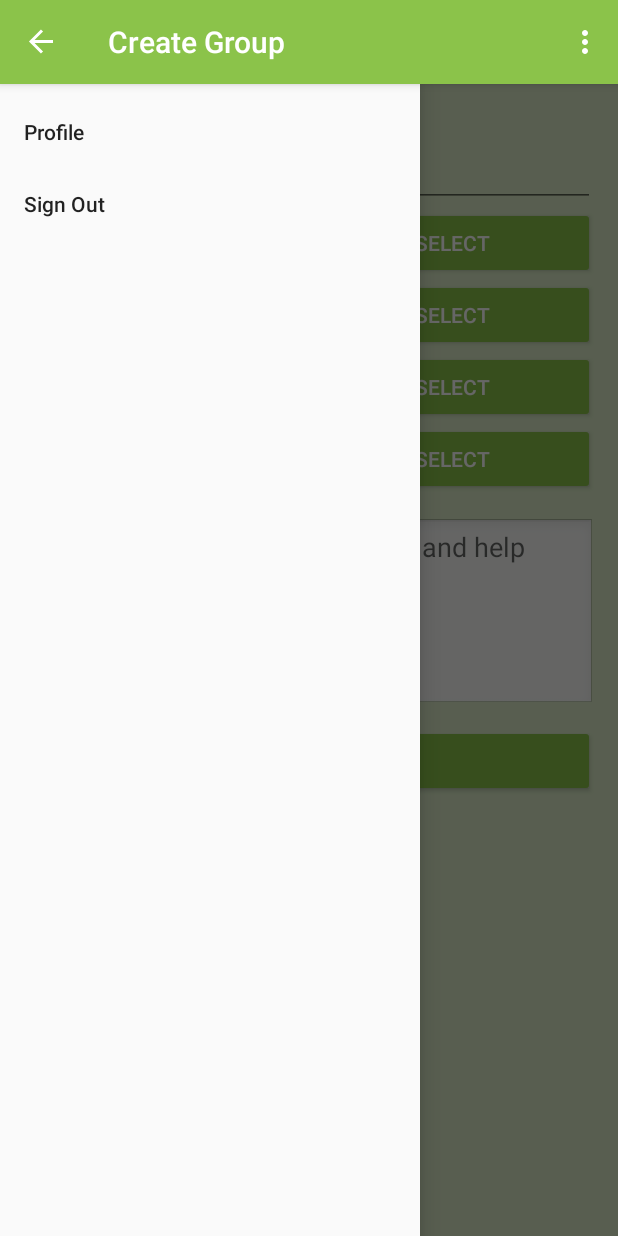
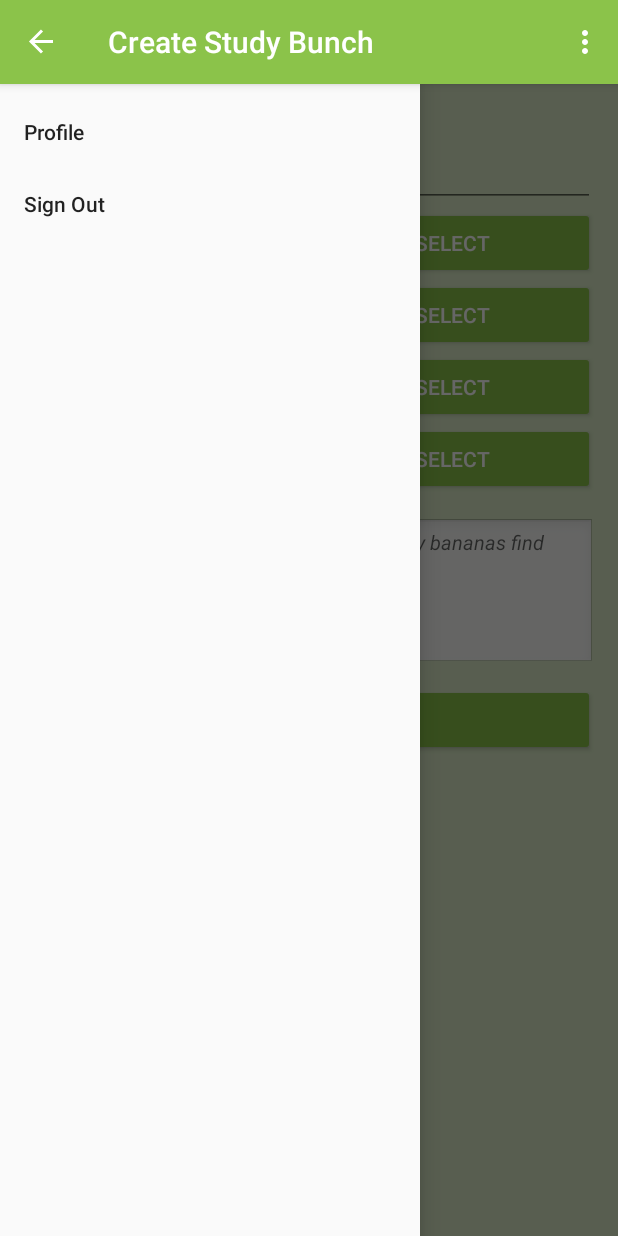
Before and after one commit to chris1625/StudyBananas, an Android app: the fragment CreateGroupFragment placed in its activity, with the side drawer open, on a phone screen of 412 x 824 dp. Run offline under Robolectric (Android 15) with nearby library versions, the phone set to English and light mode, and no system bars; our stand-ins replace Firebase (no records; nobody signed in at launch, a user with empty details on screens opened directly); 17 statements that could not run were skipped.

Commit message:
changed some features to be banana themed

```diff
--- a/app/src/main/res/layout/fragment_create_group.xml
+++ b/app/src/main/res/layout/fragment_create_group.xml
@@ -163,6 +163,8 @@
                 android:ems="10"
                 android:id="@+id/description_text"
                 android:hint="@string/description_hint"
+                android:textStyle="italic"
+                android:textSize="6pt"
                 android:background="@android:drawable/edit_text" />
 
             <android.support.v7.widget.AppCompatButton
--- a/app/src/main/res/layout/fragment_join_group.xml
+++ b/app/src/main/res/layout/fragment_join_group.xml
@@ -50,6 +50,6 @@
             android:layout_margin="20dp"
             android:gravity="center_vertical|center_horizontal"
             android:textSize="18sp"
-            android:text="Add a class to view available groups"/>
+            android:text="Add a class to view available bunches"/>
     </LinearLayout>
 </LinearLayout>
--- a/app/src/main/res/values/strings.xml
+++ b/app/src/main/res/values/strings.xml
@@ -39,9 +39,9 @@
     <string name="cancel">Cancel</string>
     <string name="open">Open</string>
     <string name="close">Close</string>
-    <string name="create_group">Create Group</string>
-    <string name="join_group">Join Group</string>
-    <string name="main_activity_title">Join or Create a Group</string>
+    <string name="create_group">Create Study Bunch</string>
+    <string name="join_group">Join Study Bunch</string>
+    <string name="main_activity_title">Join or Create a Bunch</string>
     <string name="profile">Profile</string>
     <string name="sign_out">Sign Out</string>
     <string name="first_name">First Name</string>
@@ -52,22 +52,22 @@
     <string name="start_time">"Start Time: "</string>
     <string name="end_time">"End Time: "</string>
     <string name="select">Select</string>
-    <string name="max_members">Max Members: </string>
+    <string name="max_members">Max Study Bananas: </string>
     <string name="location">"LOCATION: "</string>
-    <string name="description_hint">"Describe what you are studying and help people find you in this box"</string>
+    <string name="description_hint">"What are you studying? How can other study bananas find you?"</string>
     <string name="title_activity_settings">Settings</string>
-    <string name="leave_group">Leave Group</string>
-    <string name="disband_group">Disband Group</string>
+    <string name="leave_group">Leave Bunch</string>
+    <string name="disband_group">Disband Bunch</string>
     <string name="description">Description</string>
-    <string name="members">Members</string>
+    <string name="members">Study Bananas</string>
     <string name="max_members_hint"><font size="8">Max Members</font></string>
     <string name="time_separator">" - "</string>
     <string name="kick_member">Kick</string>
     <string name="group_management">Group Management</string>
-    <string name="kicked_notification">You have been kicked from the study group.</string>
-    <string name="group_deleted_notification">Your study group has disbanded.</string>
+    <string name="kicked_notification">You have been kicked from the study bunch.</string>
+    <string name="group_deleted_notification">Your study bunch has disbanded.</string>
     <string name="changed_leadership">You have transferred leadership to %1$s.</string>
-    <string name="new_leader">You are now the leader of this study group!</string>
-    <string name="sign_out_error">Please leave or disband your group before signing out.</string>
+    <string name="new_leader">You are now the leader of this study bunch!</string>
+    <string name="sign_out_error">Please leave or disband your study bunch before signing out.</string>
     <string name="title_activity_maps">Map</string>
 </resources>
```
Also changed, not shown: gradle/wrapper/gradle-wrapper.properties.
